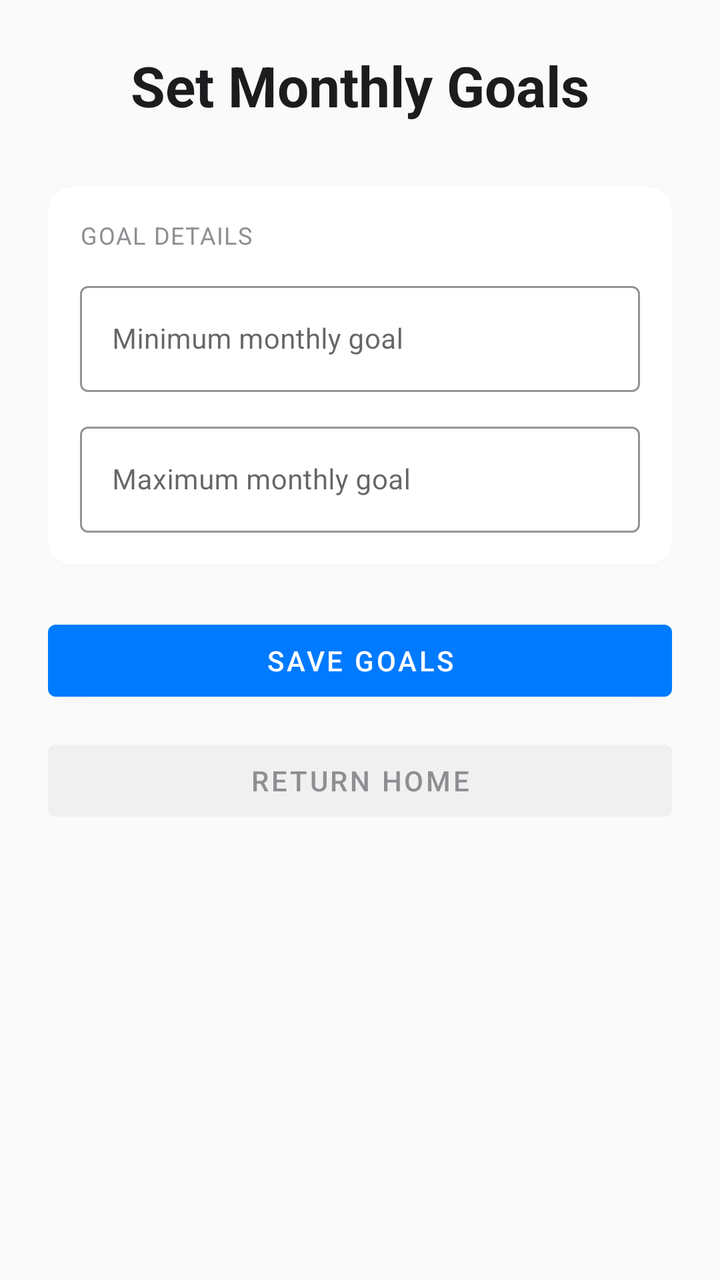
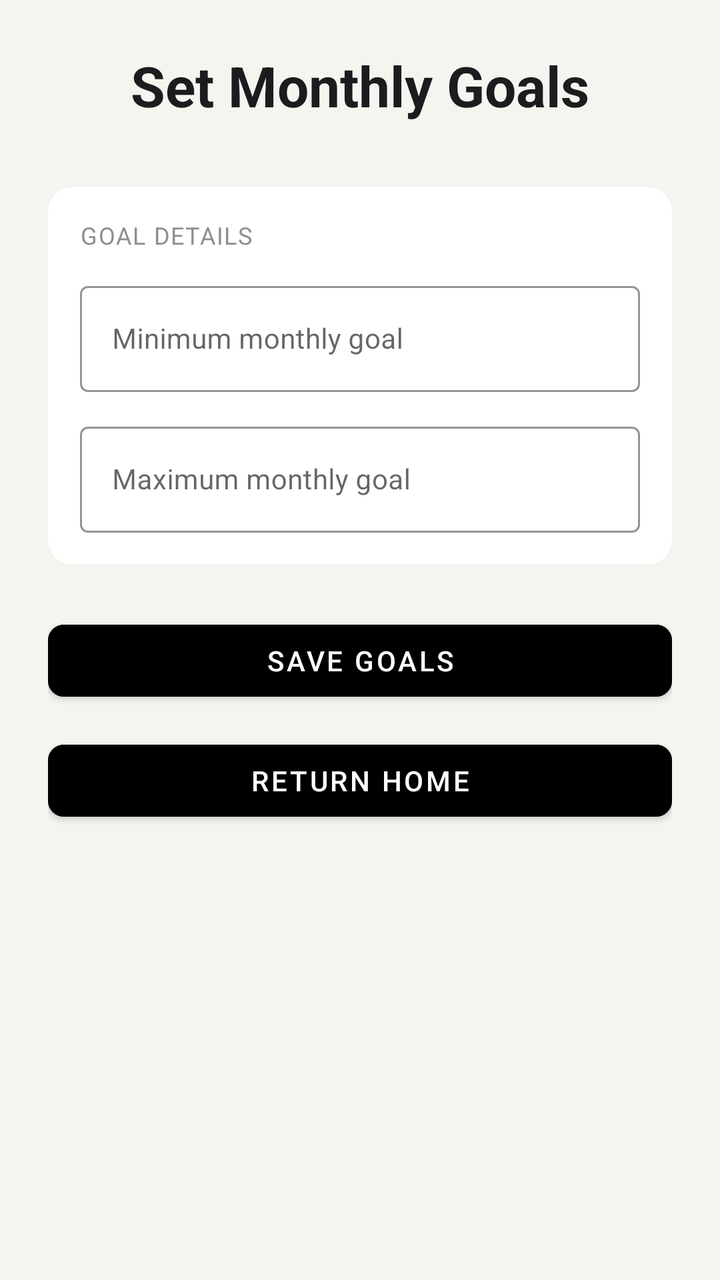

Before-and-after screenshots of an Android layout around one commit, followed by the original layout XML and the change that was made.
<!-- AndroidManifest.xml: application theme Theme.HarmonieBudget -->
<!-- res/layout/activity_goal.xml -->
<?xml version="1.0" encoding="utf-8"?>
<androidx.core.widget.NestedScrollView
    xmlns:android="http://schemas.android.com/apk/res/android"
    xmlns:app="http://schemas.android.com/apk/res-auto"
    android:layout_width="match_parent"
    android:layout_height="match_parent"
    android:fillViewport="true"
    android:background="#FAFAFA">

    <LinearLayout
        android:layout_width="match_parent"
        android:layout_height="wrap_content"
        android:orientation="vertical"
        android:padding="24dp">

        
        <TextView
            android:id="@+id/tv_goal_title"
            android:layout_width="wrap_content"
            android:layout_height="wrap_content"
            android:layout_gravity="center_horizontal"
            android:text="@string/set_monthly_goals"
            android:textColor="#1C1C1E"
            android:textSize="28sp"
            android:textStyle="bold" />

        
        <com.google.android.material.card.MaterialCardView
            android:layout_width="match_parent"
            android:layout_height="wrap_content"
            android:layout_marginTop="32dp"
            app:cardBackgroundColor="#FFFFFF"
            app:cardCornerRadius="12dp"
            app:cardElevation="1dp"
            app:strokeWidth="0dp">

            <LinearLayout
                android:layout_width="match_parent"
                android:layout_height="wrap_content"
                android:orientation="vertical"
                android:padding="16dp">

                <TextView
                    android:layout_width="wrap_content"
                    android:layout_height="wrap_content"
                    android:letterSpacing="0.05"
                    android:text="@string/goal_details"
                    android:textAllCaps="true"
                    android:textColor="#8E8E93"
                    android:textSize="12sp" />

                
                <com.google.android.material.textfield.TextInputLayout
                    android:id="@+id/til_min_goal"
                    android:layout_width="match_parent"
                    android:layout_height="wrap_content"
                    android:layout_marginTop="12dp"
                    style="@style/Widget.MaterialComponents.TextInputLayout.OutlinedBox"
                    app:boxStrokeColor="#6A1B9A">

                    <com.google.android.material.textfield.TextInputEditText
                        android:id="@+id/et_min_goal"
                        android:layout_width="match_parent"
                        android:layout_height="wrap_content"
                        android:hint="@string/hint_min_goal"
                        android:inputType="numberDecimal"
                        android:textColor="#1C1C1E"
                        android:textSize="14sp" />
                </com.google.android.material.textfield.TextInputLayout>

                
                <com.google.android.material.textfield.TextInputLayout
                    android:id="@+id/til_max_goal"
                    android:layout_width="match_parent"
                    android:layout_height="wrap_content"
                    android:layout_marginTop="12dp"
                    style="@style/Widget.MaterialComponents.TextInputLayout.OutlinedBox"
                    app:boxStrokeColor="#6A1B9A">

                    <com.google.android.material.textfield.TextInputEditText
                        android:id="@+id/et_max_goal"
                        android:layout_width="match_parent"
                        android:layout_height="wrap_content"
                        android:hint="@string/hint_max_goal"
                        android:inputType="numberDecimal"
                        android:textColor="#1C1C1E"
                        android:textSize="14sp" />
                </com.google.android.material.textfield.TextInputLayout>

            </LinearLayout>
        </com.google.android.material.card.MaterialCardView>

        
        <Button
            android:id="@+id/btn_save_goals"
            android:layout_width="match_parent"
            android:layout_height="wrap_content"
            android:layout_marginTop="24dp"
            android:backgroundTint="#007AFF"
            android:minHeight="48dp"
            android:text="@string/btn_save_goals"
            android:textColor="#FFFFFF"
            android:textSize="14sp" />

        
        <Button
            android:id="@+id/btn_return_home"
            android:layout_width="match_parent"
            android:layout_height="wrap_content"
            android:layout_marginTop="12dp"
            android:backgroundTint="#F0F0F0"
            android:minHeight="48dp"
            android:text="@string/return_home"
            android:textColor="#8E8E93"
            android:textSize="14sp"
            style="@style/Widget.MaterialComponents.Button.TextButton" />

    </LinearLayout>
</androidx.core.widget.NestedScrollView>
<!-- resources referenced by this layout -->
<resources>
  <string name="btn_save_goals">Save Goals</string>
  <string name="goal_details">GOAL DETAILS</string>
  <string name="hint_max_goal">Maximum monthly goal</string>
  <string name="hint_min_goal">Minimum monthly goal</string>
  <string name="return_home">Return Home</string>
  <string name="set_monthly_goals">Set Monthly Goals</string>
  <style name="Theme.HarmonieBudget" parent="Theme.MaterialComponents.DayNight.NoActionBar">
  
          
          <item name="colorPrimary">@color/purple_500</item>
  
          
          <item name="colorPrimaryVariant">@color/purple_700</item>
  
          
          <item name="colorSecondary">@color/teal_200</item>
  
          
          <item name="android:windowBackground">@color/white</item>
  
          
          <item name="android:textColor">@android:color/black</item>
  
      </style>
  <color name="purple_500">#FF6200EE</color>
  <color name="purple_700">#FF3700B3</color>
  <color name="teal_200">#FF03DAC5</color>
  <color name="white">#FFFFFFFF</color>
</resources>

<!-- the commit's change to res/layout/activity_goal.xml (unified diff, before → after) -->
@@ -5,7 +5,7 @@
     android:layout_width="match_parent"
     android:layout_height="match_parent"
     android:fillViewport="true"
-    android:background="#FAFAFA">
+    android:background="@color/background_light">
 
     <LinearLayout
         android:layout_width="match_parent"
@@ -20,7 +20,7 @@
             android:layout_height="wrap_content"
             android:layout_gravity="center_horizontal"
             android:text="@string/set_monthly_goals"
-            android:textColor="#1C1C1E"
+            android:textColor="@color/text_primary_light"
             android:textSize="28sp"
             android:textStyle="bold" />
 
@@ -29,7 +29,7 @@
             android:layout_width="match_parent"
             android:layout_height="wrap_content"
             android:layout_marginTop="32dp"
-            app:cardBackgroundColor="#FFFFFF"
+            app:cardBackgroundColor="@color/surface_light"
             app:cardCornerRadius="12dp"
             app:cardElevation="1dp"
             app:strokeWidth="0dp">
@@ -46,7 +46,7 @@
                     android:letterSpacing="0.05"
                     android:text="@string/goal_details"
                     android:textAllCaps="true"
-                    android:textColor="#8E8E93"
+                    android:textColor="@color/text_secondary_light"
                     android:textSize="12sp" />
 
                 
@@ -56,7 +56,7 @@
                     android:layout_height="wrap_content"
                     android:layout_marginTop="12dp"
                     style="@style/Widget.MaterialComponents.TextInputLayout.OutlinedBox"
-                    app:boxStrokeColor="#6A1B9A">
+                    app:boxStrokeColor="@color/accent_blue">
 
                     <com.google.android.material.textfield.TextInputEditText
                         android:id="@+id/et_min_goal"
@@ -64,7 +64,7 @@
                         android:layout_height="wrap_content"
                         android:hint="@string/hint_min_goal"
                         android:inputType="numberDecimal"
-                        android:textColor="#1C1C1E"
+                        android:textColor="@color/text_primary_light"
                         android:textSize="14sp" />
                 </com.google.android.material.textfield.TextInputLayout>
 
@@ -75,7 +75,7 @@
                     android:layout_height="wrap_content"
                     android:layout_marginTop="12dp"
                     style="@style/Widget.MaterialComponents.TextInputLayout.OutlinedBox"
-                    app:boxStrokeColor="#6A1B9A">
+                    app:boxStrokeColor="@color/accent_blue">
 
                     <com.google.android.material.textfield.TextInputEditText
                         android:id="@+id/et_max_goal"
@@ -83,7 +83,7 @@
                         android:layout_height="wrap_content"
                         android:hint="@string/hint_max_goal"
                         android:inputType="numberDecimal"
-                        android:textColor="#1C1C1E"
+                        android:textColor="@color/text_primary_light"
                         android:textSize="14sp" />
                 </com.google.android.material.textfield.TextInputLayout>
 
@@ -93,27 +93,20 @@
         
         <Button
             android:id="@+id/btn_save_goals"
+            style="@style/StandardButton"
             android:layout_width="match_parent"
             android:layout_height="wrap_content"
             android:layout_marginTop="24dp"
-            android:backgroundTint="#007AFF"
-            android:minHeight="48dp"
-            android:text="@string/btn_save_goals"
-            android:textColor="#FFFFFF"
-            android:textSize="14sp" />
+            android:text="@string/btn_save_goals" />
 
         
         <Button
             android:id="@+id/btn_return_home"
+            style="@style/StandardButton"
             android:layout_width="match_parent"
             android:layout_height="wrap_content"
             android:layout_marginTop="12dp"
-            android:backgroundTint="#F0F0F0"
-            android:minHeight="48dp"
-            android:text="@string/return_home"
-            android:textColor="#8E8E93"
-            android:textSize="14sp"
-            style="@style/Widget.MaterialComponents.Button.TextButton" />
+            android:text="@string/return_home" />
 
     </LinearLayout>
 </androidx.core.widget.NestedScrollView>
<!-- resource entries referenced after the edit -->
@@ -1,11 +1,25 @@
 <!-- resources referenced by this layout -->
 <resources>
+  <color name="accent_blue">#007AFF</color>
+  <color name="background_light">#F5F5F0</color>
+  <color name="surface_light">#FFFFFF</color>
+  <color name="text_primary_light">#1C1C1E</color>
+  <color name="text_secondary_light">#8E8E93</color>
   <string name="btn_save_goals">Save Goals</string>
   <string name="goal_details">GOAL DETAILS</string>
   <string name="hint_max_goal">Maximum monthly goal</string>
   <string name="hint_min_goal">Minimum monthly goal</string>
   <string name="return_home">Return Home</string>
   <string name="set_monthly_goals">Set Monthly Goals</string>
+  <style name="StandardButton" parent="Widget.MaterialComponents.Button">
+          <item name="android:backgroundTint">@color/button_background_standard</item>
+          <item name="android:textColor">@color/button_text_standard</item>
+          <item name="android:textSize">14sp</item>
+          <item name="android:minHeight">48dp</item>
+          <item name="android:paddingStart">16dp</item>
+          <item name="android:paddingEnd">16dp</item>
+          <item name="cornerRadius">8dp</item>
+      </style>
   <style name="Theme.HarmonieBudget" parent="Theme.MaterialComponents.DayNight.NoActionBar">
   
           
@@ -18,15 +32,29 @@
           <item name="colorSecondary">@color/teal_200</item>
   
           
-          <item name="android:windowBackground">@color/white</item>
+          <item name="android:windowBackground">@color/background_light</item>
   
           
-          <item name="android:textColor">@android:color/black</item>
+          <item name="android:textColor">@color/text_primary_light</item>
+  
+          
+          <item name="colorControlNormal">@color/text_secondary_light</item>
+          <item name="colorControlActivated">@color/accent_blue</item>
+          <item name="colorButtonNormal">@color/button_background_standard</item>
+  
+          
+          <item name="cardViewStyle">@style/CardViewLight</item>
   
       </style>
+  <color name="button_background_standard">#000000</color>
+  <color name="button_text_standard">#FFFFFF</color>
   <color name="purple_500">#FF6200EE</color>
   <color name="purple_700">#FF3700B3</color>
   <color name="teal_200">#FF03DAC5</color>
-  <color name="white">#FFFFFFFF</color>
+  <style name="CardViewLight" parent="CardView">
+          <item name="cardBackgroundColor">@color/surface_light</item>
+          <item name="cardElevation">1dp</item>
+          <item name="cardCornerRadius">12dp</item>
+      </style>
 </resources>
 
